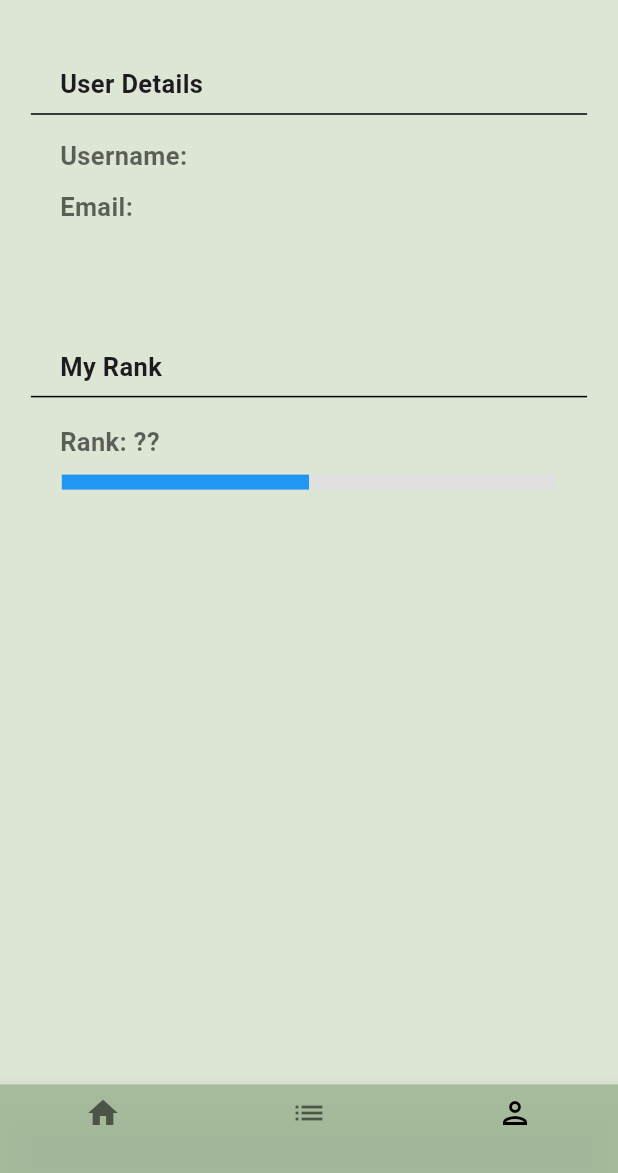
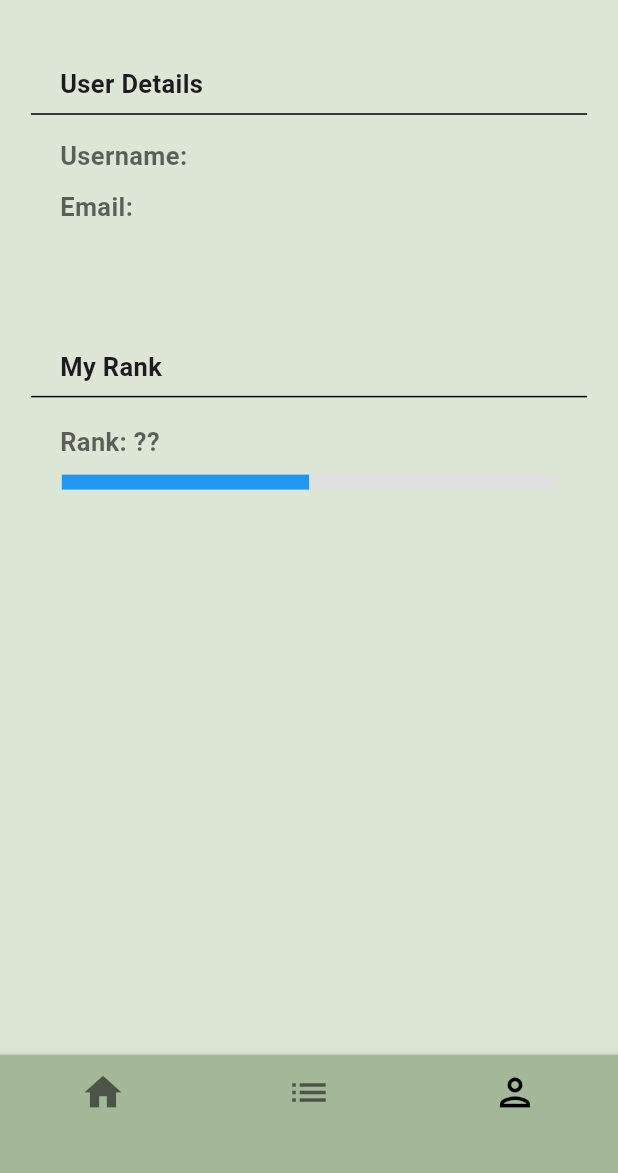
Before and after one commit to simong2/kindred, a Flutter app: the screen it shows once a user with an empty profile is signed in, item 3 of the bottom bar chosen, on a phone screen of 412 x 824 dp, the part 63-1236 px from its top. Run offline on Flutter 3.47's test engine with Material 3 defaults, Android fonts, the phone set to English and light mode, and no system bars; our stand-ins replace cloud_firestore, firebase_auth, firebase_core, flutter_dotenv; accounts and stored records are empty.

Commit message:
made some UI updates for donors

```diff
--- a/lib/screens/donor/main_donor_screen.dart
+++ b/lib/screens/donor/main_donor_screen.dart
@@ -36,7 +36,7 @@ class _MainDonorScreenState extends State<MainDonorScreen> {
         centerTitle: true,
         backgroundColor: Color(0xF0DDe6d5),
         title: _selectedIndex == 0 ?
-            const Text('Home page') :
+        const Text("What's Needed?", style: TextStyle(fontWeight: FontWeight.bold, fontSize: 25)) :
         const Text('Kindred'),
         actions: [
           IconButton(
@@ -50,26 +50,27 @@ class _MainDonorScreenState extends State<MainDonorScreen> {
         child: _widgetOptions.elementAt(_selectedIndex),
       ),
       bottomNavigationBar: BottomNavigationBar(
-          backgroundColor: Color(0xF0A3B899),
-          type: BottomNavigationBarType.fixed,
+        backgroundColor: Color(0xFFA3B899),
         items: const <BottomNavigationBarItem>[
         BottomNavigationBarItem(
-
-              icon: Icon(Icons.home, weight: 20),
+          icon: Icon(Icons.home, size: 30),
           label: '',
         ),
         BottomNavigationBarItem(
-              icon: Icon(Icons.list, weight: 20),
+          icon: Icon(Icons.list, size: 30),
           label: '',
         ),
         BottomNavigationBarItem(
-              icon: Icon(Icons.person_outlined, weight: 20),
+          icon: Icon(Icons.person_outlined, size: 30),
           label: '',
         ),
         ],
         currentIndex: _selectedIndex,
         selectedItemColor: Colors.black,
         onTap: _onItemTapped,
+        iconSize: 40, // Increase the size of the icons
+        selectedFontSize: 20, // Increase the size of the selected label
+        unselectedFontSize: 16, // Increase the size of the unselected label
       )
       );
     }
```
Also changed, not shown: lib/screens/donor/donor_home.dart (+68 -6 lines), lib/screens/org/org_register/login.dart (+4 -5 lines), pubspec.lock. Lines whose indentation alone changed are shown as unchanged.
